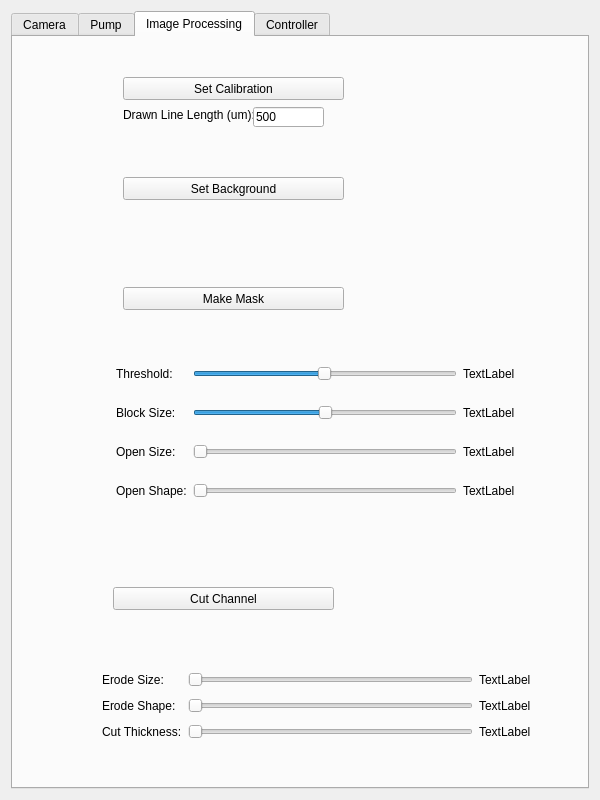
First picture: the form in EVA00/ueva/setup.ui, repository DaveSketchySpeedway/RoboDrop, before the edit.
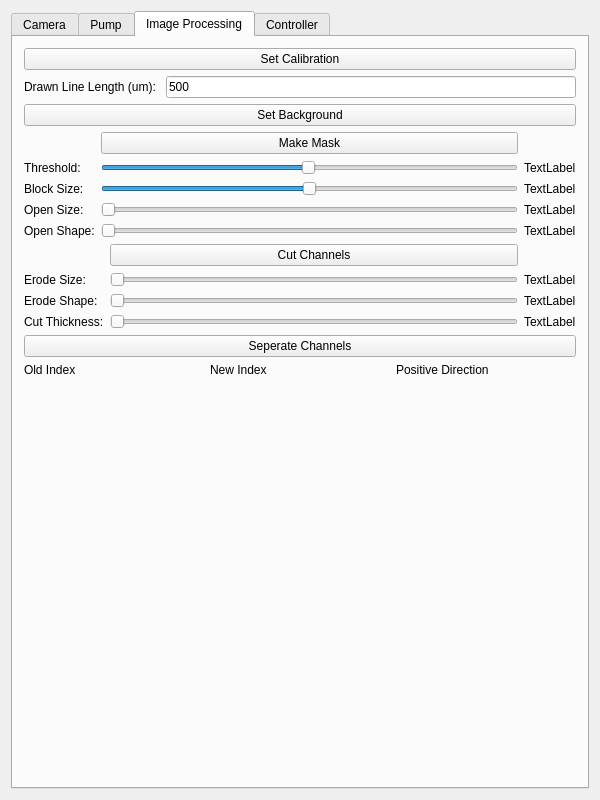
Second picture: the form after the edit. The open tabs and pages were chosen to show the change.

Commit message: channel separation, sort, info completed might need some cleanup and commenting

Patch:
```diff
--- a/EVA00/ueva/setup.ui
+++ b/EVA00/ueva/setup.ui
@@ -168,107 +168,54 @@
       <attribute name="title">
        <string>Image Processing</string>
       </attribute>
-      <widget class="QPushButton" name="bkgdButton">
-       <property name="geometry">
-        <rect>
-         <x>110</x>
-         <y>140</y>
-         <width>221</width>
-         <height>23</height>
-        </rect>
-       </property>
-       <property name="text">
-        <string>Set Background</string>
-       </property>
-       <property name="checkable">
-        <bool>false</bool>
-       </property>
-      </widget>
-      <widget class="QPushButton" name="maskButton">
-       <property name="geometry">
-        <rect>
-         <x>110</x>
-         <y>250</y>
-         <width>221</width>
-         <height>23</height>
-        </rect>
-       </property>
-       <property name="text">
-        <string>Make Mask</string>
-       </property>
-       <property name="checkable">
-        <bool>true</bool>
-       </property>
-      </widget>
-      <widget class="QPushButton" name="channelButton">
-       <property name="geometry">
-        <rect>
-         <x>100</x>
-         <y>550</y>
-         <width>221</width>
-         <height>23</height>
-        </rect>
-       </property>
-       <property name="text">
-        <string>Cut Channel</string>
-       </property>
-       <property name="checkable">
-        <bool>true</bool>
-       </property>
-      </widget>
-      <widget class="QPushButton" name="calibButton">
-       <property name="geometry">
-        <rect>
-         <x>110</x>
-         <y>40</y>
-         <width>221</width>
-         <height>23</height>
-        </rect>
-       </property>
-       <property name="text">
-        <string>Set Calibration</string>
-       </property>
-       <property name="checkable">
-        <bool>false</bool>
-       </property>
-      </widget>
+      <layout class="QGridLayout" name="gridLayout_9">
+       <item row="0" column="0">
+        <layout class="QVBoxLayout" name="verticalLayout_4">
+         <item>
+          <layout class="QGridLayout" name="gridLayout_8">
+           <item row="1" column="0">
       <widget class="QLabel" name="label_2">
-       <property name="geometry">
-        <rect>
-         <x>110</x>
-         <y>70</y>
-         <width>131</width>
-         <height>16</height>
-        </rect>
-       </property>
        <property name="text">
         <string>Drawn Line Length (um): </string>
        </property>
       </widget>
+           </item>
+           <item row="1" column="1">
       <widget class="QLineEdit" name="calibLengthEdit">
-       <property name="geometry">
-        <rect>
-         <x>240</x>
-         <y>70</y>
-         <width>71</width>
-         <height>20</height>
-        </rect>
-       </property>
        <property name="text">
         <string>500</string>
        </property>
       </widget>
-      <widget class="QWidget" name="layoutWidget">
-       <property name="geometry">
-        <rect>
-         <x>92</x>
-         <y>300</y>
-         <width>421</width>
-         <height>191</height>
-        </rect>
-       </property>
+           </item>
+           <item row="0" column="0" colspan="2">
+            <widget class="QPushButton" name="calibButton">
+             <property name="text">
+              <string>Set Calibration</string>
+             </property>
+             <property name="checkable">
+              <bool>false</bool>
+             </property>
+            </widget>
+           </item>
+          </layout>
+         </item>
+         <item>
+          <layout class="QVBoxLayout" name="verticalLayout_3">
+           <item>
+            <widget class="QPushButton" name="bkgdButton">
+             <property name="text">
+              <string>Set Background</string>
+             </property>
+             <property name="checkable">
+              <bool>false</bool>
+             </property>
+            </widget>
+           </item>
+          </layout>
+         </item>
+         <item>
        <layout class="QGridLayout" name="gridLayout_5">
-        <item row="2" column="1">
+           <item row="3" column="1">
          <widget class="QSlider" name="openSizeSlider">
           <property name="maximum">
            <number>10</number>
@@ -287,21 +234,21 @@
           </property>
          </widget>
         </item>
-        <item row="2" column="2">
+           <item row="3" column="2">
          <widget class="QLabel" name="openSizeLabel">
           <property name="text">
            <string>TextLabel</string>
           </property>
          </widget>
         </item>
-        <item row="3" column="0">
+           <item row="4" column="0">
          <widget class="QLabel" name="label_12">
           <property name="text">
            <string>Open Shape:</string>
           </property>
          </widget>
         </item>
-        <item row="3" column="1">
+           <item row="4" column="1">
          <widget class="QSlider" name="openShapeSlider">
           <property name="maximum">
            <number>2</number>
@@ -314,21 +261,21 @@
           </property>
          </widget>
         </item>
-        <item row="3" column="2">
+           <item row="4" column="2">
          <widget class="QLabel" name="openShapeLabel">
           <property name="text">
            <string>TextLabel</string>
           </property>
          </widget>
         </item>
-        <item row="0" column="0">
+           <item row="1" column="0">
          <widget class="QLabel" name="label_8">
           <property name="text">
            <string>Threshold:</string>
           </property>
          </widget>
         </item>
-        <item row="0" column="1">
+           <item row="1" column="1">
          <widget class="QSlider" name="thresholdSlider">
           <property name="maximum">
            <number>255</number>
@@ -344,21 +291,21 @@
           </property>
          </widget>
         </item>
-        <item row="0" column="2">
+           <item row="1" column="2">
          <widget class="QLabel" name="thresholdLabel">
           <property name="text">
            <string>TextLabel</string>
           </property>
          </widget>
         </item>
-        <item row="1" column="0">
+           <item row="2" column="0">
          <widget class="QLabel" name="label_10">
           <property name="text">
            <string>Block Size:</string>
           </property>
          </widget>
         </item>
-        <item row="1" column="1">
+           <item row="2" column="1">
          <widget class="QSlider" name="blockSlider">
           <property name="maximum">
            <number>10</number>
@@ -377,47 +324,49 @@
           </property>
          </widget>
         </item>
-        <item row="1" column="2">
+           <item row="2" column="2">
          <widget class="QLabel" name="blockLabel">
           <property name="text">
            <string>TextLabel</string>
           </property>
          </widget>
         </item>
-        <item row="2" column="0">
+           <item row="3" column="0">
          <widget class="QLabel" name="label_14">
           <property name="text">
            <string>Open Size:</string>
           </property>
          </widget>
         </item>
-       </layout>
-      </widget>
-      <widget class="QWidget" name="layoutWidget">
-       <property name="geometry">
-        <rect>
-         <x>78</x>
-         <y>619</y>
-         <width>451</width>
-         <height>100</height>
-        </rect>
-       </property>
+           <item row="0" column="1">
+            <widget class="QPushButton" name="maskButton">
+             <property name="text">
+              <string>Make Mask</string>
+             </property>
+             <property name="checkable">
+              <bool>true</bool>
+             </property>
+            </widget>
+           </item>
+          </layout>
+         </item>
+         <item>
        <layout class="QGridLayout" name="gridLayout_6">
-        <item row="1" column="0">
+           <item row="2" column="0">
          <widget class="QLabel" name="label_15">
           <property name="text">
            <string>Erode Shape:</string>
           </property>
          </widget>
         </item>
-        <item row="0" column="2">
+           <item row="1" column="2">
          <widget class="QLabel" name="erodeSizeLabel">
           <property name="text">
            <string>TextLabel</string>
           </property>
          </widget>
         </item>
-        <item row="0" column="1">
+           <item row="1" column="1">
          <widget class="QSlider" name="erodeSizeSlider">
           <property name="maximum">
            <number>20</number>
@@ -430,21 +379,21 @@
           </property>
          </widget>
         </item>
-        <item row="0" column="0">
+           <item row="1" column="0">
          <widget class="QLabel" name="label_13">
           <property name="text">
            <string>Erode Size:</string>
           </property>
          </widget>
         </item>
-        <item row="1" column="2">
+           <item row="2" column="2">
          <widget class="QLabel" name="erodeShapeLabel">
           <property name="text">
            <string>TextLabel</string>
           </property>
          </widget>
         </item>
-        <item row="1" column="1">
+           <item row="2" column="1">
          <widget class="QSlider" name="erodeShapeSlider">
           <property name="maximum">
            <number>2</number>
@@ -457,14 +406,14 @@
           </property>
          </widget>
         </item>
-        <item row="2" column="0">
+           <item row="3" column="0">
          <widget class="QLabel" name="label_16">
           <property name="text">
            <string>Cut Thickness:</string>
           </property>
          </widget>
         </item>
-        <item row="2" column="1">
+           <item row="3" column="1">
          <widget class="QSlider" name="cutThicknessSlider">
           <property name="maximum">
            <number>10</number>
@@ -477,15 +426,83 @@
           </property>
          </widget>
         </item>
-        <item row="2" column="2">
+           <item row="3" column="2">
          <widget class="QLabel" name="cutThicknessLabel">
           <property name="text">
            <string>TextLabel</string>
           </property>
          </widget>
         </item>
-       </layout>
-      </widget>
+           <item row="0" column="1">
+            <widget class="QPushButton" name="channelButton">
+             <property name="text">
+              <string>Cut Channels</string>
+             </property>
+             <property name="checkable">
+              <bool>true</bool>
+             </property>
+            </widget>
+           </item>
+          </layout>
+         </item>
+         <item>
+          <layout class="QVBoxLayout" name="sepSortLayout">
+           <item>
+            <widget class="QPushButton" name="sepSortButton">
+             <property name="text">
+              <string>Seperate Channels</string>
+             </property>
+             <property name="checkable">
+              <bool>true</bool>
+             </property>
+            </widget>
+           </item>
+           <item>
+            <layout class="QHBoxLayout" name="horizontalLayout_3">
+             <item>
+              <widget class="QLabel" name="label_9">
+               <property name="text">
+                <string>Old Index</string>
+               </property>
+              </widget>
+             </item>
+             <item>
+              <widget class="QLabel" name="label_11">
+               <property name="text">
+                <string>New Index</string>
+               </property>
+              </widget>
+             </item>
+             <item>
+              <widget class="QLabel" name="label_4">
+               <property name="text">
+                <string>Positive Direction</string>
+               </property>
+              </widget>
+             </item>
+            </layout>
+           </item>
+           <item>
+            <spacer name="verticalSpacer_3">
+             <property name="orientation">
+              <enum>Qt::Vertical</enum>
+             </property>
+             <property name="sizeType">
+              <enum>QSizePolicy::Expanding</enum>
+             </property>
+             <property name="sizeHint" stdset="0">
+              <size>
+               <width>0</width>
+               <height>0</height>
+              </size>
+             </property>
+            </spacer>
+           </item>
+          </layout>
+         </item>
+        </layout>
+       </item>
+      </layout>
      </widget>
      <widget class="QWidget" name="ctrlTab">
       <attribute name="title">
```
Left out of the diff: 2 changed lines with no effect on the pictures. Lines whose indentation alone changed are shown as unchanged. The commit also changes 15 other files.
